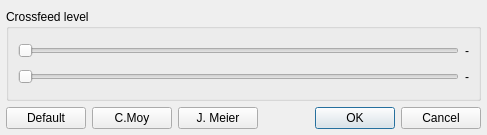
Qt form qmmp/src/plugins/Effect/bs2b/bs2bsettingsdialog.ui (prinsbert/qmmp-dev) before a commit.
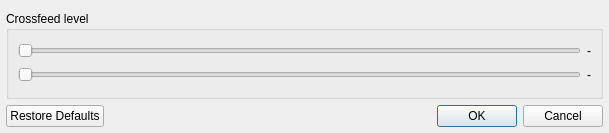
The same form after that commit.

Commit message: bs2b, ladspa: using QDialogButtonBox

The edit to the form file:
```diff
--- a/qmmp/src/plugins/Effect/bs2b/bs2bsettingsdialog.ui
+++ b/qmmp/src/plugins/Effect/bs2b/bs2bsettingsdialog.ui
@@ -6,8 +6,8 @@
    <rect>
     <x>0</x>
     <y>0</y>
-    <width>487</width>
-    <height>135</height>
+    <width>609</width>
+    <height>133</height>
    </rect>
   </property>
   <property name="windowTitle">
@@ -17,9 +17,6 @@
    <property name="leftMargin">
     <number>6</number>
    </property>
-   <property name="topMargin">
-    <number>9</number>
-   </property>
    <property name="rightMargin">
     <number>6</number>
    </property>
@@ -64,55 +61,17 @@
     </widget>
    </item>
    <item>
-    <layout class="QHBoxLayout" name="horizontalLayout">
-     <item>
-      <widget class="QPushButton" name="defaultButton">
-       <property name="text">
-        <string>Default</string>
-       </property>
-      </widget>
-     </item>
-     <item>
-      <widget class="QPushButton" name="cmButton">
-       <property name="text">
-        <string>C.Moy</string>
-       </property>
-      </widget>
-     </item>
-     <item>
-      <widget class="QPushButton" name="jmButton">
-       <property name="text">
-        <string>J. Meier</string>
-       </property>
-      </widget>
-     </item>
-     <item>
-      <spacer name="horizontalSpacer">
-       <property name="orientation">
-        <enum>Qt::Horizontal</enum>
-       </property>
-       <property name="sizeHint" stdset="0">
-        <size>
-         <width>142</width>
-         <height>20</height>
-        </size>
-       </property>
-      </spacer>
-     </item>
-     <item>
       <widget class="QDialogButtonBox" name="buttonBox">
        <property name="sizePolicy">
-        <sizepolicy hsizetype="Maximum" vsizetype="Fixed">
+      <sizepolicy hsizetype="Expanding" vsizetype="Fixed">
          <horstretch>0</horstretch>
          <verstretch>0</verstretch>
         </sizepolicy>
        </property>
        <property name="standardButtons">
-        <set>QDialogButtonBox::Cancel|QDialogButtonBox::Ok</set>
-       </property>
-      </widget>
-     </item>
-    </layout>
+      <set>QDialogButtonBox::Cancel|QDialogButtonBox::Ok|QDialogButtonBox::RestoreDefaults</set>
+     </property>
+    </widget>
    </item>
   </layout>
  </widget>
```
Lines whose indentation alone changed are shown as unchanged. The commit also changes 5 other files.
